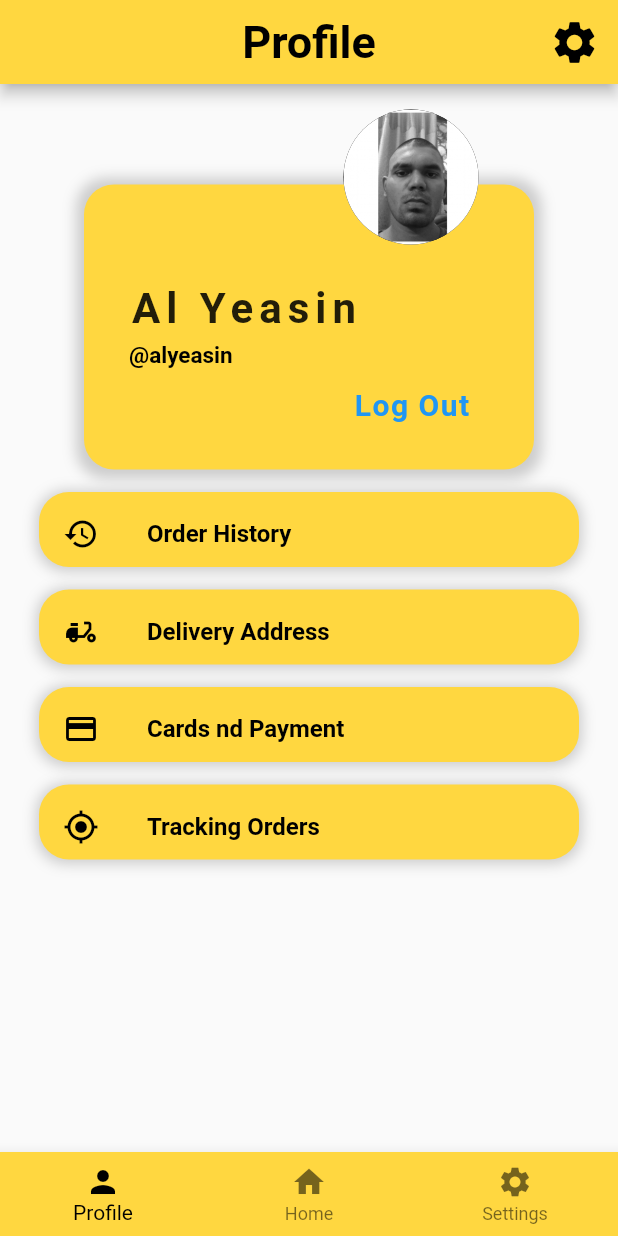
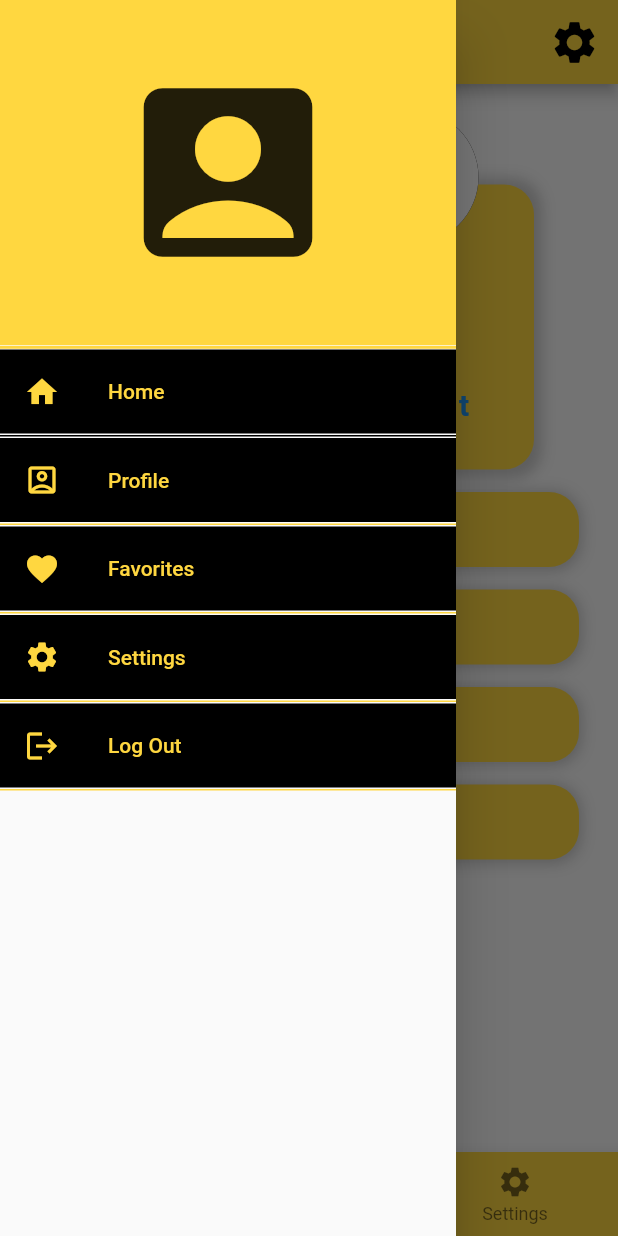
Before and after one commit to realalyeasin/user_profile, a Flutter app: the screen it shows after launch, with the side drawer open (before the commit the screen has no drawer), on a phone screen of 412 x 824 dp. Run offline on Flutter 3.47's test engine with Material 2 defaults, Android fonts, the phone set to English and light mode, and no system bars.

Commit message:
user_profile

```diff
--- /dev/null
+++ b/lib/settings.dart
@@ -0,0 +1,16 @@
+import 'package:flutter/material.dart';
+
+class Settings extends StatelessWidget {
+  const Settings({Key? key}) : super(key: key);
+
+  @override
+  Widget build(BuildContext context) {
+    return Scaffold(
+      backgroundColor: Colors.amberAccent,
+      appBar: AppBar(
+        backgroundColor: Colors.black,
+        title: Text('Settings', style: TextStyle(color: Colors.amberAccent),),
+      ),
+    );
+  }
+}
--- a/lib/user_profile.dart
+++ b/lib/user_profile.dart
@@ -24,6 +24,15 @@ class UserProfile extends StatelessWidget {
               width: 12,
             )
           ],
+          leading: Builder(
+            builder: (context) => IconButton(
+              icon: Icon(
+                Icons.all_inbox_outlined,
+                color: Colors.black,
+              ),
+              onPressed: () => Scaffold.of(context).openDrawer(),
+            ),
+          ),
         ),
         bottomNavigationBar: BottomNavigationBar(
           backgroundColor: Colors.amberAccent,
@@ -34,8 +43,109 @@ class UserProfile extends StatelessWidget {
             BottomNavigationBarItem(
                 icon: Icon(Icons.home), title: Text('Home')),
             BottomNavigationBarItem(
-                icon: Icon(Icons.settings), title: Text('Settings')),
+                icon: Icon(Icons.settings), title: Text('Settings'),),
           ],
+        ),
+        drawer: Drawer(
+          elevation: 16,
+          child: Column(
+            children: [
+              Container(
+                height: 230,
+                color: Colors.amberAccent[200],
+                child: Padding(
+                    padding: const EdgeInsets.all(38.0),
+                    child: Container(
+                      width: double.infinity,
+                      color: Colors.amberAccent,
+                      child: Icon(Icons.account_box, size: 150,),
+                    )),
+              ),
+              Divider(
+                height: 3,
+                thickness: 2,
+                color: Colors.amberAccent,
+              ),
+              ListTile(
+                tileColor: Colors.black,
+                title: Text(
+                  "Home",
+                  style: TextStyle(color: Colors.amberAccent),
+                ),
+                leading: Icon(Icons.home, color: Colors.amberAccent),
+              ),
+              Divider(
+                height: 3,
+                thickness: 1,
+                color: Colors.black,
+              ),
+              ListTile(
+                autofocus: true,
+                tileColor: Colors.black,
+                title: Text(
+                  "Profile",
+                  style: TextStyle(color: Colors.amberAccent),
+                ),
+                leading: Icon(
+                  Icons.account_box_outlined,
+                  color: Colors.amberAccent,
+                ),
+              ),
+              Divider(
+                height: 3,
+                thickness: 1,
+                color: Colors.amberAccent,
+              ),
+              ListTile(
+                tileColor: Colors.black,
+                title: Text(
+                  "Favorites",
+                  style: TextStyle(color: Colors.amberAccent),
+                ),
+                leading: Icon(
+                  Icons.favorite,
+                  color: Colors.amberAccent,
+                ),
+              ),
+              Divider(
+                height: 3,
+                thickness: 1,
+                color: Colors.amberAccent,
+              ),
+              ListTile(
+                tileColor: Colors.black,
+                title: Text(
+                  "Settings",
+                  style: TextStyle(color: Colors.amberAccent),
+                ),
+                leading: Icon(
+                  Icons.settings,
+                  color: Colors.amberAccent,
+                ),
+              ),
+              Divider(
+                height: 3,
+                thickness: 1,
+                color: Colors.amberAccent,
+              ),
+              ListTile(
+                tileColor: Colors.black,
+                title: Text(
+                  "Log Out",
+                  style: TextStyle(color: Colors.amberAccent),
+                ),
+                leading: Icon(
+                  Icons.logout,
+                  color: Colors.amberAccent,
+                ),
+              ),
+              Divider(
+                height: 3,
+                thickness: 1,
+                color: Colors.amberAccent,
+              ),
+            ],
+          ),
         ),
         body: Center(
           child: Padding(
```
